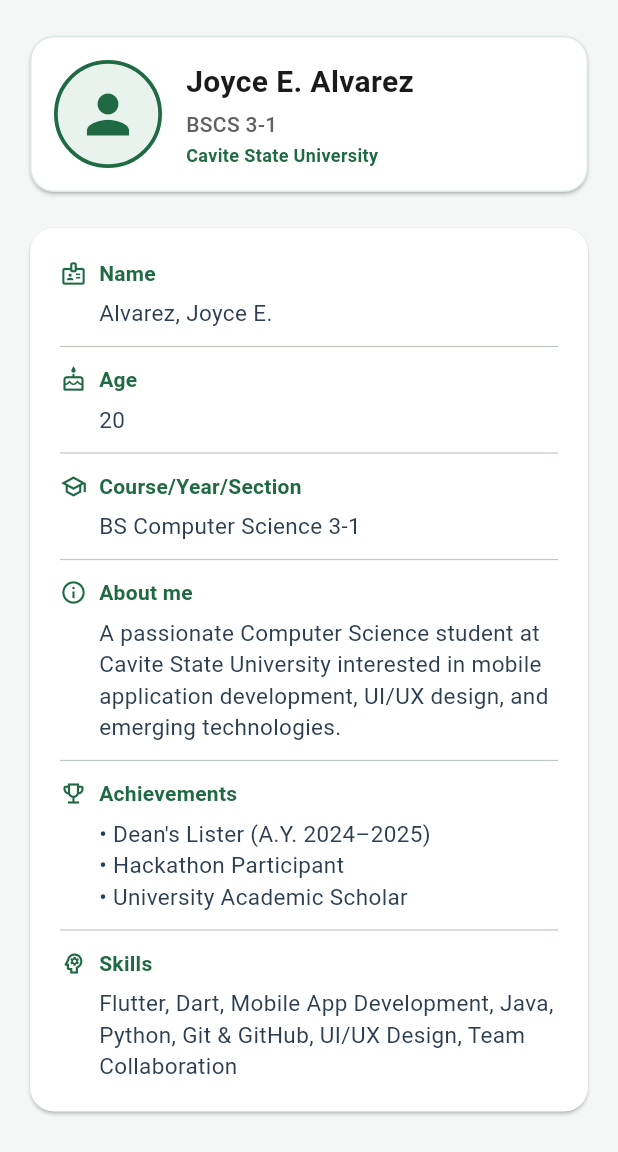
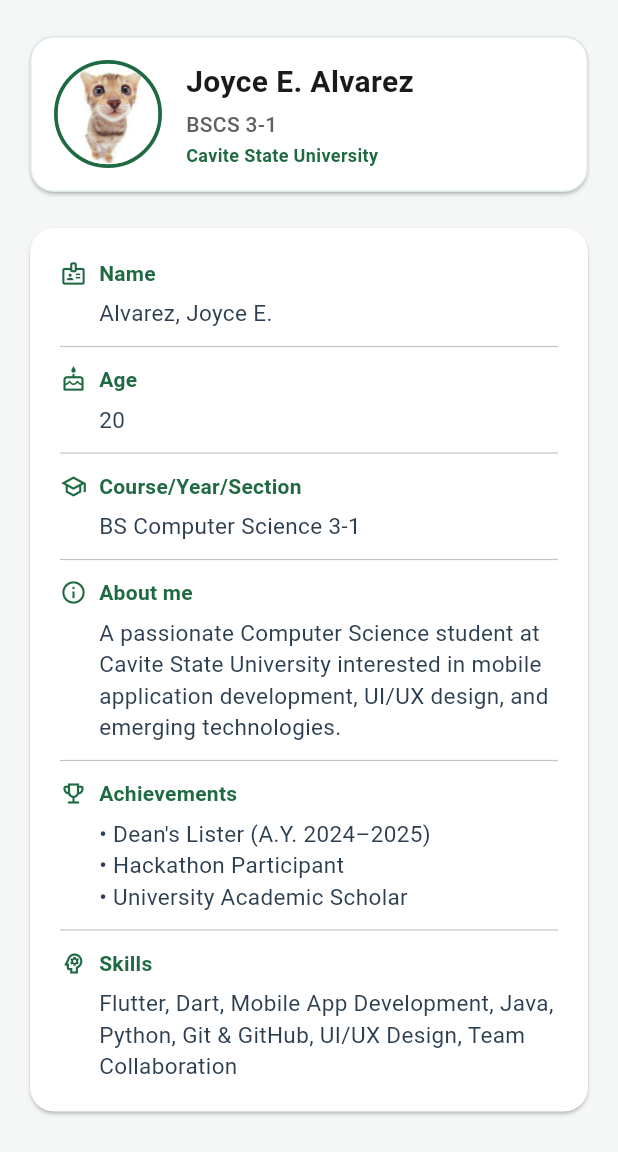
Before and after one commit to Isaging/dcit26-compilation, a Flutter app: the screen it shows after launch, on a phone screen of 412 x 824 dp, the part 84-1236 px from its top. Run offline on Flutter 3.47's test engine with Material 3 defaults, Android fonts, the phone set to English and light mode, and no system bars; accounts and stored records are empty.

Commit message:
add picture picture in lab 2 then idk tung iba may modify sa commit changes pero wala namang nabago

```diff
--- a/lab2_student_profile/lib/main.dart
+++ b/lab2_student_profile/lib/main.dart
@@ -81,11 +81,11 @@ class StudentProfileScreen extends StatelessWidget {
                           width: 2.5,
                         ),
                       ),
-                      child: const Icon(
-                        Icons.person,
-                        size: 42,
-                        color: primaryColor,
-                      ),
+                      child: ClipOval(
+                        child: Image.asset(
+                          'assets/pusa.jpg'
+                        ),
+                      )
                     ),
                     const SizedBox(width: 16),
                     Expanded(
--- a/lab2_student_profile/pubspec.yaml
+++ b/lab2_student_profile/pubspec.yaml
@@ -18,3 +18,6 @@ dev_dependencies:
 
 flutter:
   uses-material-design: true
+
+  assets:
+  - assets/
```
Also changed, not shown: lab2_student_profile/assets/pusa.jpg (added).
